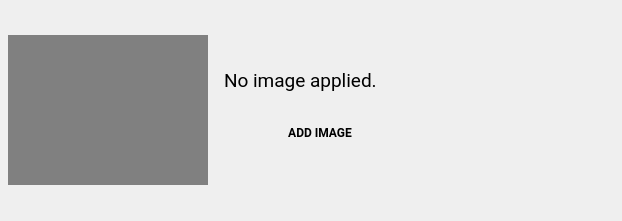
Above: android/android-emu/android/skin/qt/poster-image-well.ui from aosp-mirror/platform_external_qemu before the change. Below: the same form after it.
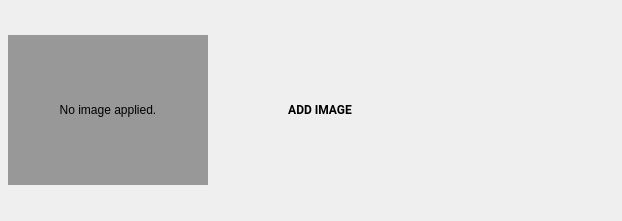
That is the form after the change. The open tabs and pages were chosen to show the change. Icons and pictures are not drawn. Custom widgets are drawn as their Qt base class.

The edit to the form file:
```diff
--- a/android/android-emu/android/skin/qt/poster-image-well.ui
+++ b/android/android-emu/android/skin/qt/poster-image-well.ui
@@ -53,10 +53,10 @@
       <bool>true</bool>
      </property>
      <property name="styleSheet">
-      <string notr="true">background-color: #808080;</string>
+        <string notr="true">background-color: rgba(128, 128, 128, 200)</string>
      </property>
      <property name="text">
-      <string/>
+      <string>No image applied.</string>
      </property>
      <property name="alignment">
       <set>Qt::AlignCenter</set>
@@ -98,22 +98,6 @@
          </property>
         </spacer>
        </item>
-       <item>
-        <widget class="QLabel" name="noImageApplied">
-         <property name="font">
-          <font>
-           <family>Roboto</family>
-           <pointsize>14</pointsize>
-          </font>
-         </property>
-         <property name="text">
-          <string>No image applied.</string>
-         </property>
-         <property name="Style" stdset="0">
-          <string>MaterialBody</string>
-         </property>
-        </widget>
-       </item>
        <item>
         <layout class="QHBoxLayout" name="horizontalLayout_2">
          <property name="topMargin">
```
Left out of the diff: 6 changed lines with no effect on the pictures.
